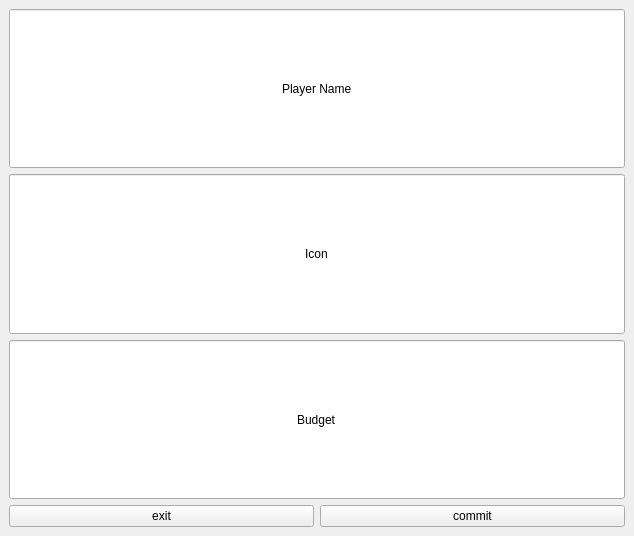
Above: add_player_window.ui from HausMeister008/TikTakToeWithDavid before the change. Below: the same form after it.
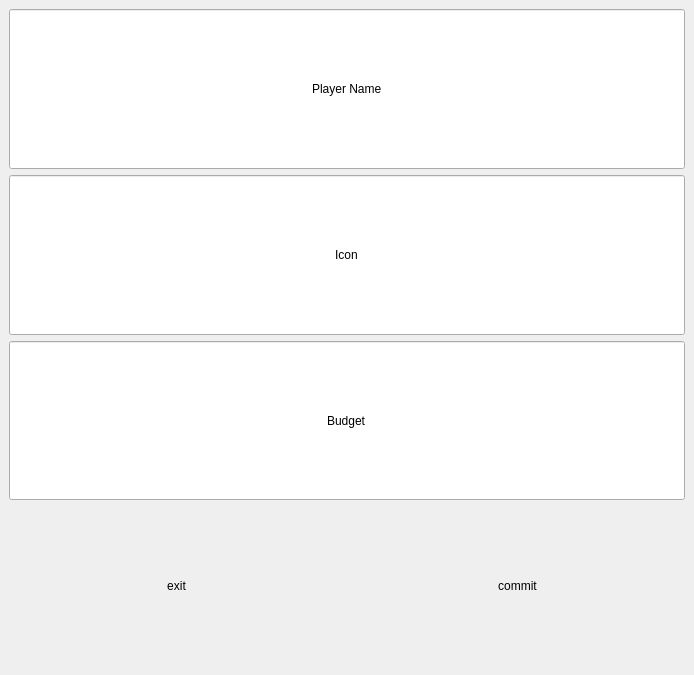
That is the form after the change.

Patch:
```diff
--- a/add_player_window.ui
+++ b/add_player_window.ui
@@ -6,8 +6,8 @@
    <rect>
     <x>0</x>
     <y>0</y>
-    <width>634</width>
-    <height>536</height>
+    <width>694</width>
+    <height>675</height>
    </rect>
   </property>
   <property name="windowTitle">
@@ -80,17 +80,47 @@
       <item>
        <layout class="QHBoxLayout" name="horizontalLayout">
         <item>
-         <widget class="QPushButton" name="pushButton_2">
+         <widget class="QPushButton" name="Exit_add_player_window">
+          <property name="sizePolicy">
+           <sizepolicy hsizetype="MinimumExpanding" vsizetype="MinimumExpanding">
+            <horstretch>0</horstretch>
+            <verstretch>0</verstretch>
+           </sizepolicy>
+          </property>
+          <property name="maximumSize">
+           <size>
+            <width>400</width>
+            <height>400</height>
+           </size>
+          </property>
           <property name="text">
            <string>exit</string>
           </property>
+          <property name="flat">
+           <bool>true</bool>
+          </property>
          </widget>
         </item>
         <item>
-         <widget class="QPushButton" name="pushButton">
+         <widget class="QPushButton" name="commit_add_player_window">
+          <property name="sizePolicy">
+           <sizepolicy hsizetype="MinimumExpanding" vsizetype="MinimumExpanding">
+            <horstretch>0</horstretch>
+            <verstretch>0</verstretch>
+           </sizepolicy>
+          </property>
+          <property name="maximumSize">
+           <size>
+            <width>400</width>
+            <height>400</height>
+           </size>
+          </property>
           <property name="text">
            <string>commit</string>
           </property>
+          <property name="flat">
+           <bool>true</bool>
+          </property>
          </widget>
         </item>
        </layout>
```
Left out of the diff: 7 changed lines with no effect on the pictures.
